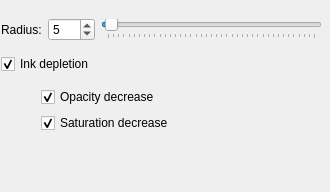
This is krita/plugins/paintops/chalk/wdgchalkoptions.ui in KDE/krita as Qt 5 draws it before an edit. The edited form follows.
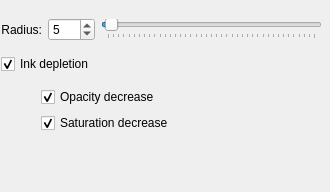
This is the edited form.

Commit message:
Fix the alignment of labels in dialogs
Patch by Juan Palacios

Patch:
```diff
--- a/krita/plugins/paintops/chalk/wdgchalkoptions.ui
+++ b/krita/plugins/paintops/chalk/wdgchalkoptions.ui
@@ -22,7 +22,7 @@
     <height>60</height>
    </size>
   </property>
-  <widget class="QWidget" name="">
+  <widget class="QWidget" name="layoutWidget">
    <property name="geometry">
     <rect>
      <x>1</x>
@@ -39,6 +39,9 @@
         <property name="text">
          <string>Radius:</string>
         </property>
+        <property name="alignment">
+         <set>Qt::AlignRight|Qt::AlignTrailing|Qt::AlignVCenter</set>
+        </property>
        </widget>
       </item>
       <item>
```
The commit also changes 71 other files.
